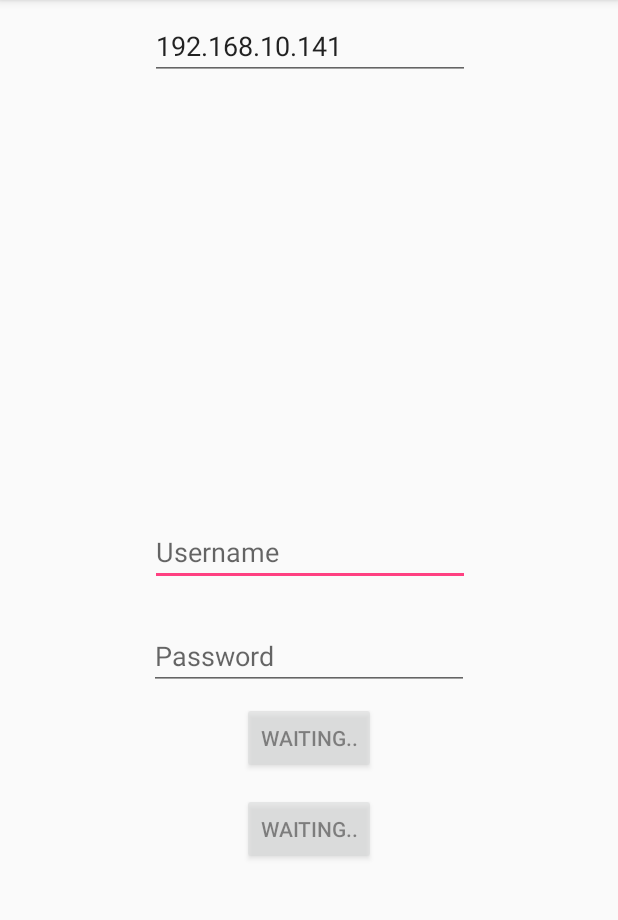
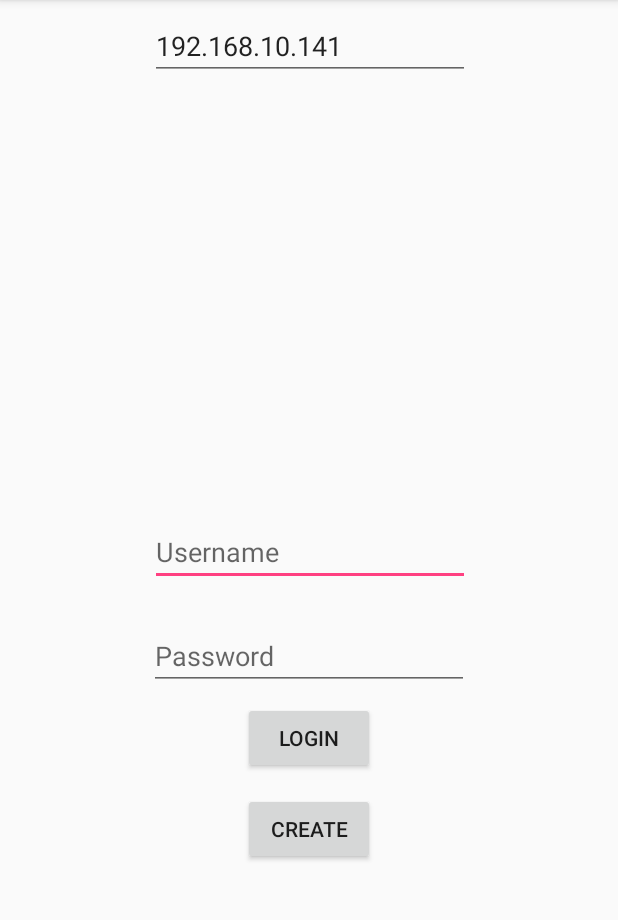
Before and after one commit to h181422/ChatApplication, an Android app: the screen it shows after launch (MainActivity), after a tap on "LOGIN", on a phone screen of 412 x 824 dp, the part 84-1004 px from its top. Run offline under Robolectric (Android 15) with nearby library versions, the phone set to English and light mode, and no system bars; our stand-ins replace Room's generated code.

Commit message:
Added more comments.

```diff
--- a/app/src/main/java/com/example/larsv/chatapplication/MainActivity.java
+++ b/app/src/main/java/com/example/larsv/chatapplication/MainActivity.java
@@ -70,6 +70,7 @@ public class MainActivity extends AppCompatActivity {
                 myIntentFilter);
     }
 
+    //login by sending username and password to the server
     public void buttonLogin(View view){
         //save user info
         username = txtUsername.getText().toString();
@@ -90,6 +91,7 @@ public class MainActivity extends AppCompatActivity {
 
 
     }
+    //create an ccount by sending username and password to the server
     public void buttonCreate(View view){
         username = txtUsername.getText().toString();
         address = txtIP.getText().toString();
@@ -109,12 +111,13 @@ public class MainActivity extends AppCompatActivity {
 
     }
 
+    //when login is confirmed by server, proceed to the next activity
     public void loggedIn(){
         Intent intentToMenu = new Intent(this, MenuActivity.class);
         startActivity(intentToMenu);
     }
 
-    //Alerted when login is done
+    //Alerted when login is done, proceed to next activity
     public class MyReceiver extends BroadcastReceiver {
         @Override
         public void onReceive(Context context, Intent intent) {
@@ -138,6 +141,7 @@ public class MainActivity extends AppCompatActivity {
         }
     }
 
+    //Used to send a message (And to help connect if disconnected)
     private class LoginTask extends AsyncTask<LoginMessage, Integer, Boolean> {
         protected Boolean doInBackground(LoginMessage... msg) {
             try {
@@ -145,17 +149,10 @@ public class MainActivity extends AppCompatActivity {
                 while(CommunicationIntentService.getSocket() == null){
                     Thread.sleep(1);
                     count++;
-                    //Check if conneccted, if not connect
-                    //CommunicationIntentService.connectSocketIfDown(address, PORT);
-                    //try again
+                    //Check if conneccted, if not connecteded: try again once
                     if(count > WAIT_FOR_CONNECTION/2) CommunicationIntentService.connectSocketIfDown(address, PORT);
                     if (count > WAIT_FOR_CONNECTION){
-                        btnCreate.setAlpha(1f);
-                        btnCreate.setClickable(true);
-                        btnCreate.setText("Create");
-                        btnSend.setAlpha(1f);
-                        btnSend.setClickable(true);
-                        btnSend.setText("Login");
+                        buttonsOnOff(true);
                         Log.i("MainActivity.LoginTask", "Wait for connection timed out");
                         return false;
                     }
@@ -181,13 +178,26 @@ public class MainActivity extends AppCompatActivity {
         @Override
         protected void onPreExecute() {
             super.onPreExecute();
+            buttonsOnOff(false);
+        }
+    }
+
+    //Helps to make the buttons available only when they should
+    public void buttonsOnOff(Boolean onOrOff){
+        if(onOrOff){
             btnCreate.setAlpha(.5f);
             btnCreate.setClickable(false);
             btnCreate.setText("Waiting..");
             btnSend.setAlpha(.5f);
             btnSend.setClickable(false);
             btnSend.setText("Waiting..");
+        }else{
+            btnCreate.setAlpha(1f);
+            btnCreate.setClickable(true);
+            btnCreate.setText("Create");
+            btnSend.setAlpha(1f);
+            btnSend.setClickable(true);
+            btnSend.setText("Login");
         }
     }
-
 }
--- a/app/src/main/java/com/example/larsv/chatapplication/MessageListAdapter.java
+++ b/app/src/main/java/com/example/larsv/chatapplication/MessageListAdapter.java
@@ -20,6 +20,8 @@ import java.util.Calendar;
 import java.util.Date;
 import java.util.List;
 
+//Used by Recycler view to populate the view with messages
+
 public class MessageListAdapter extends RecyclerView.Adapter {
     private static final int VIEW_TYPE_MESSAGE_SENT = 1;
     private static final int VIEW_TYPE_MESSAGE_RECEIVED = 2;
@@ -28,12 +30,14 @@ public class MessageListAdapter extends RecyclerView.Adapter {
     private Context mContext;
     private List<MotherOfAllMessages> mMessageList;
 
-    public MessageListAdapter(Context context, List<MotherOfAllMessages> messageList, String username) {
+    public MessageListAdapter(Context context, List<MotherOfAllMessages> messageList,
+                              String username) {
         mContext = context;
         mMessageList = messageList;
         this.username = username;
     }
 
+    //Add the message to the right type of view (send or receive)
     @Override
     public RecyclerView.ViewHolder onCreateViewHolder(ViewGroup parent, int viewType) {
         View view;
--- a/app/src/main/java/com/example/larsv/chatapplication/UsersListAdapter.java
+++ b/app/src/main/java/com/example/larsv/chatapplication/UsersListAdapter.java
@@ -11,6 +11,8 @@ import android.widget.EditText;
 import android.widget.TextView;
 
 import java.util.List;
+
+//Used to populate recycler view in menu activity with clickable usernames that you can chat with
 
 public class UsersListAdapter extends RecyclerView.Adapter{
     private static final int VIEW_TYPE_USER = 1;
```
Also changed, not shown: app/src/main/java/com/example/larsv/chatapplication/ChatActivity.java (+12 -4 lines), app/src/main/java/com/example/larsv/chatapplication/CommunicationIntentService.java (+21 -21 lines), app/src/main/java/com/example/larsv/chatapplication/MenuActivity.java (+7 -6 lines).
